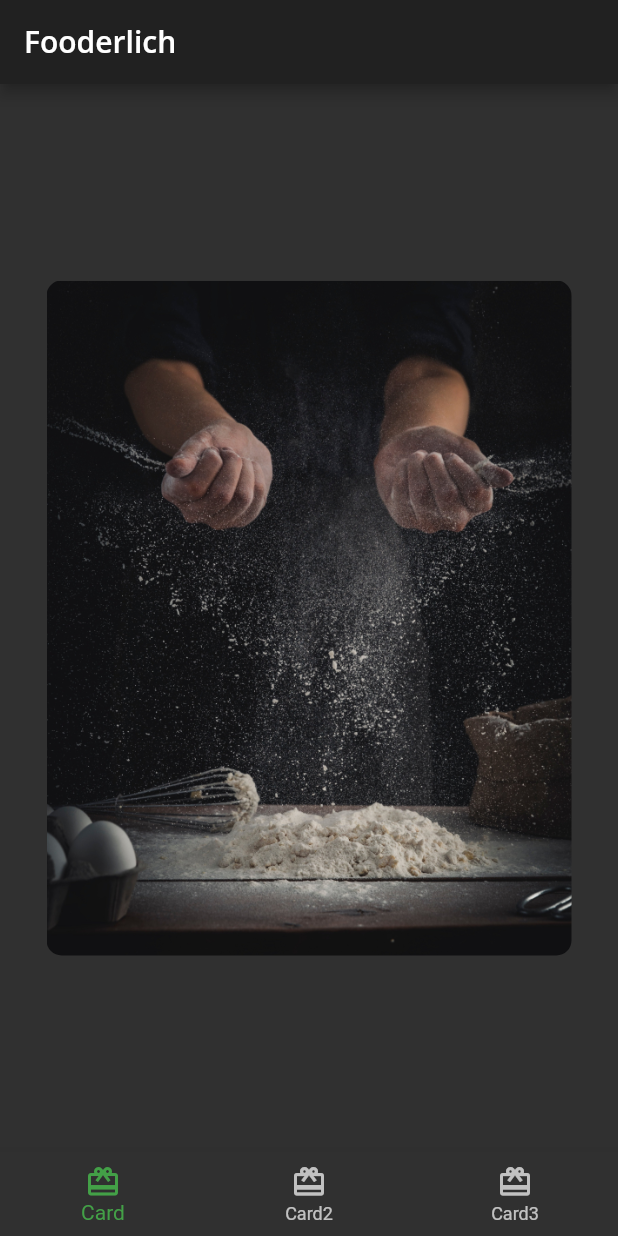
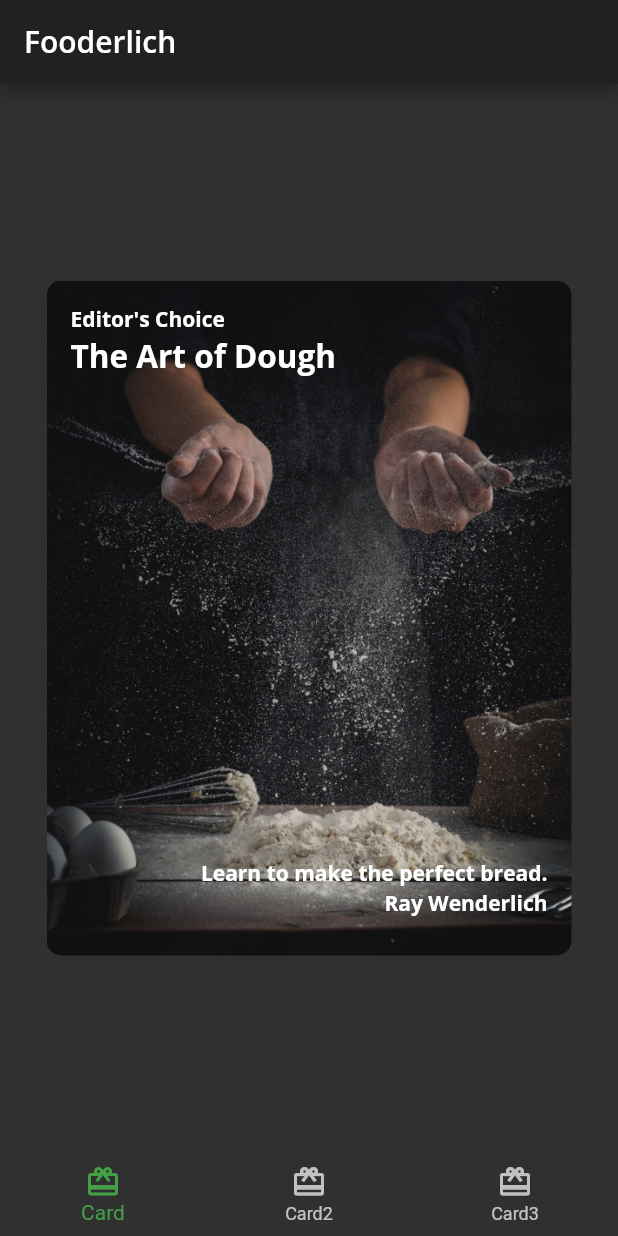
Before and after one commit to lakshayraturi/fooderlich, a Flutter app: the screen it shows after launch, on a phone screen of 412 x 824 dp. Run offline on Flutter 3.47's test engine with Material 2 defaults, Android fonts, the phone set to English and light mode, and no system bars; our stand-ins replace google_fonts.

Commit message:
Create the main recipe card

```diff
--- a/lib/card1.dart
+++ b/lib/card1.dart
@@ -1,4 +1,6 @@
 import 'package:flutter/material.dart';
+
+import 'fooderlich_theme.dart';
 
 class Card1 extends StatelessWidget {
   const Card1({Key key}) : super(key: key);
@@ -16,10 +18,45 @@ class Card1 extends StatelessWidget {
         constraints: const BoxConstraints.expand(width: 350, height: 450),
         decoration: const BoxDecoration(
           image: DecorationImage(
-              image: AssetImage('assets/mag1.png'),
-              fit: BoxFit.cover,
+            image: AssetImage('assets/mag1.png'),
+            fit: BoxFit.cover,
+          ),
+          borderRadius: BorderRadius.all(Radius.circular(10.0)),
+        ),
+        child: Stack(
+          children: [
+            // 8
+            Text(
+              category,
+              style: FooderlichTheme.darkTextTheme.bodyText1,
             ),
-            borderRadius: BorderRadius.all(Radius.circular(10.0)),
+            // 9
+            Positioned(
+              child: Text(
+                title,
+                style: FooderlichTheme.darkTextTheme.headline2,
+              ),
+              top: 20,
+            ),
+            // 10
+            Positioned(
+              child: Text(
+                description,
+                style: FooderlichTheme.darkTextTheme.bodyText1,
+              ),
+              bottom: 30,
+              right: 0,
+            ),
+            // 11
+            Positioned(
+              child: Text(
+                chef,
+                style: FooderlichTheme.darkTextTheme.bodyText1,
+              ),
+              bottom: 10,
+              right: 0,
+            )
+          ],
         ),
       ),
     );
--- a/lib/home.dart
+++ b/lib/home.dart
@@ -11,7 +11,7 @@ class _HomeState extends State<Home> {
   int _selectedIndex = 0;
 
   static List<Widget> pages = <Widget>[
-   const Card1(),
+    const Card1(),
     Container(color: Colors.lightGreenAccent),
     Container(color: Colors.blueAccent),
   ];
```
